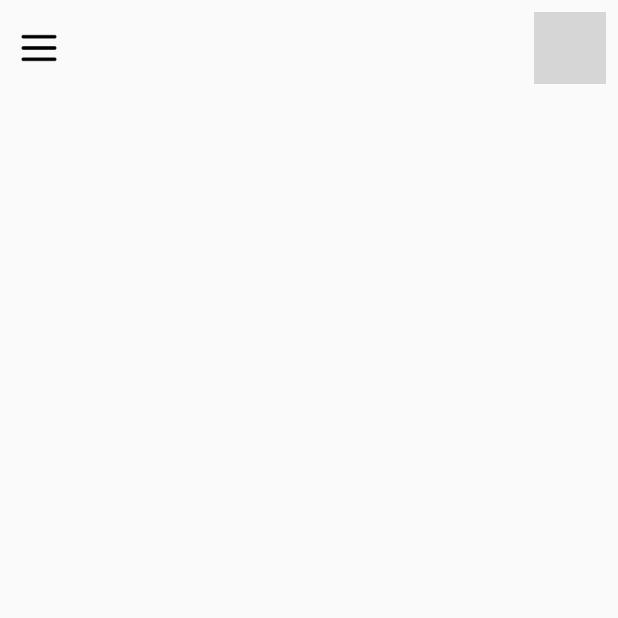
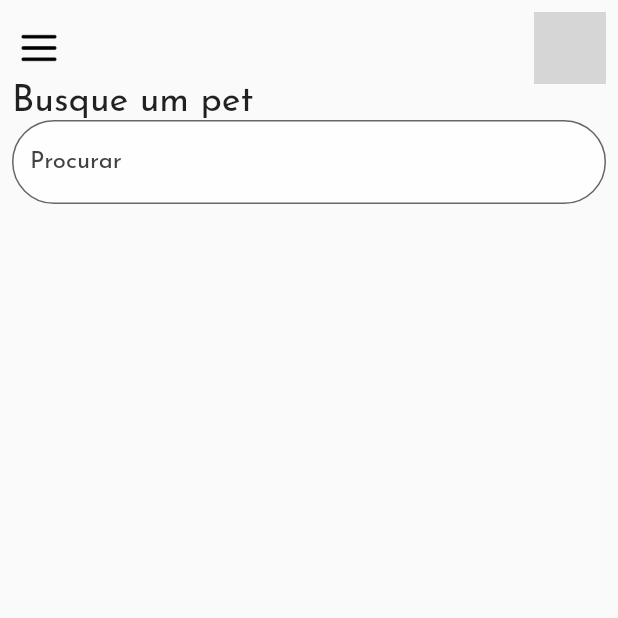
Before and after one commit to renankanu/app_kapets, a Flutter app: the screen it shows after launch, on a phone screen of 412 x 824 dp, the top half of it. Run offline on Flutter 3.47's test engine with Material 2 defaults, Android fonts, the phone set to English and light mode, and no system bars; our stand-ins replace flutter_modular, flutter_svg, google_fonts; network calls fail; grey boxes are pictures that could not be loaded.

```diff
--- a/lib/app/modules/home/home_page.dart
+++ b/lib/app/modules/home/home_page.dart
@@ -13,6 +13,7 @@ class _HomePageState extends State<HomePage> {
         child: Padding(
           padding: const EdgeInsets.all(8.0),
           child: Column(
+            crossAxisAlignment: CrossAxisAlignment.start,
             children: <Widget>[
               Row(
                 mainAxisAlignment: MainAxisAlignment.spaceBetween,
@@ -32,6 +33,22 @@ class _HomePageState extends State<HomePage> {
                     ),
                   )
                 ],
+              ),
+              Text(
+                'Busque um pet',
+                style: TextStyle(fontSize: 24),
+              ),
+              TextField(
+                decoration: InputDecoration(
+                    border: OutlineInputBorder(
+                      borderRadius: const BorderRadius.all(
+                        const Radius.circular(30.0),
+                      ),
+                    ),
+                    filled: true,
+                    hintStyle: TextStyle(color: Colors.grey[800]),
+                    hintText: "Procurar",
+                    fillColor: Colors.white70),
               )
             ],
           ),
```
